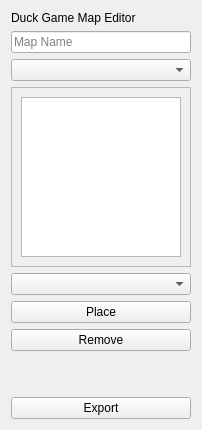
Qt form editor/interface/interface.ui (agpelliciari/duckgame) before a commit.
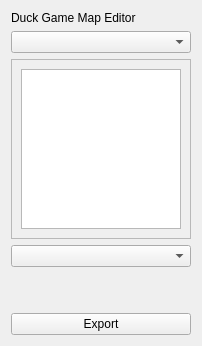
The same form after that commit.

Patch:
```diff
--- a/editor/interface/interface.ui
+++ b/editor/interface/interface.ui
@@ -16,13 +16,6 @@
          </property>
         </widget>
        </item>
-       <item>
-        <widget class="QLineEdit" name="nameInput">
-         <property name="placeholderText">
-          <string>Map Name</string>
-         </property>
-        </widget>
-       </item>
        <item>
         <widget class="QComboBox" name="backgroundDropdown">
          <property name="placeholderText">
@@ -70,20 +63,6 @@
          </property>
         </widget>
        </item>
-       <item>
-        <widget class="QPushButton" name="placeButton">
-         <property name="text">
-          <string>Place</string>
-         </property>
-        </widget>
-       </item>
-       <item>
-        <widget class="QPushButton" name="removeButton">
-         <property name="text">
-          <string>Remove</string>
-         </property>
-        </widget>
-       </item>
        <item>
         <spacer name="verticalSpacer">
         <property name="orientation">
```
